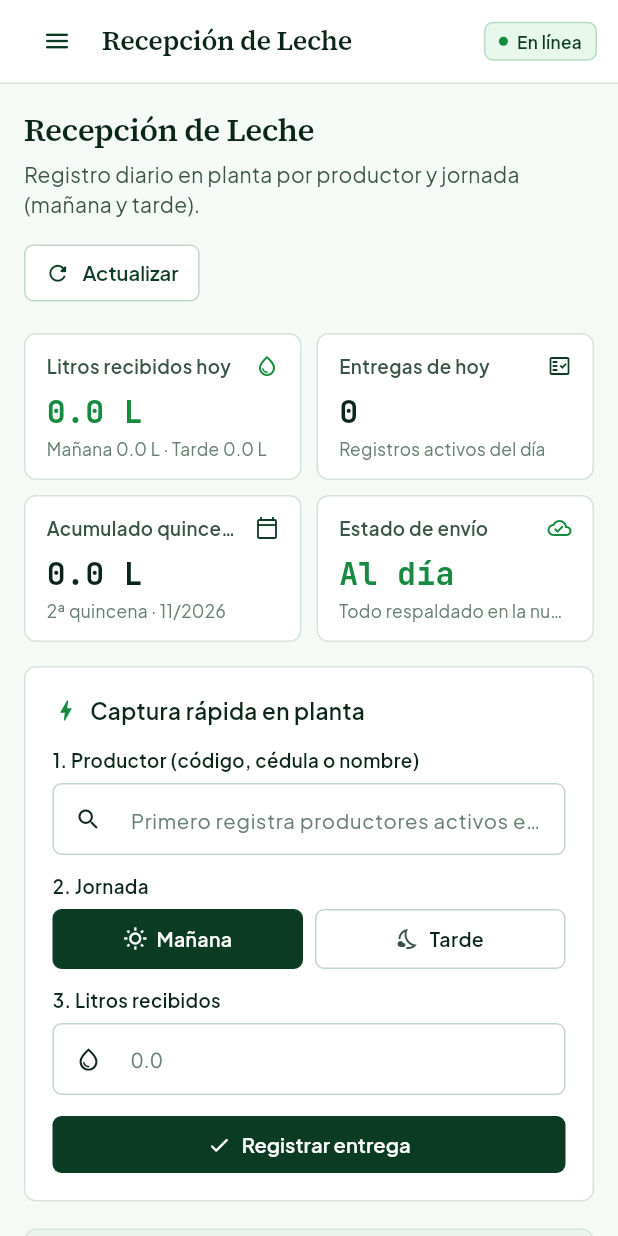
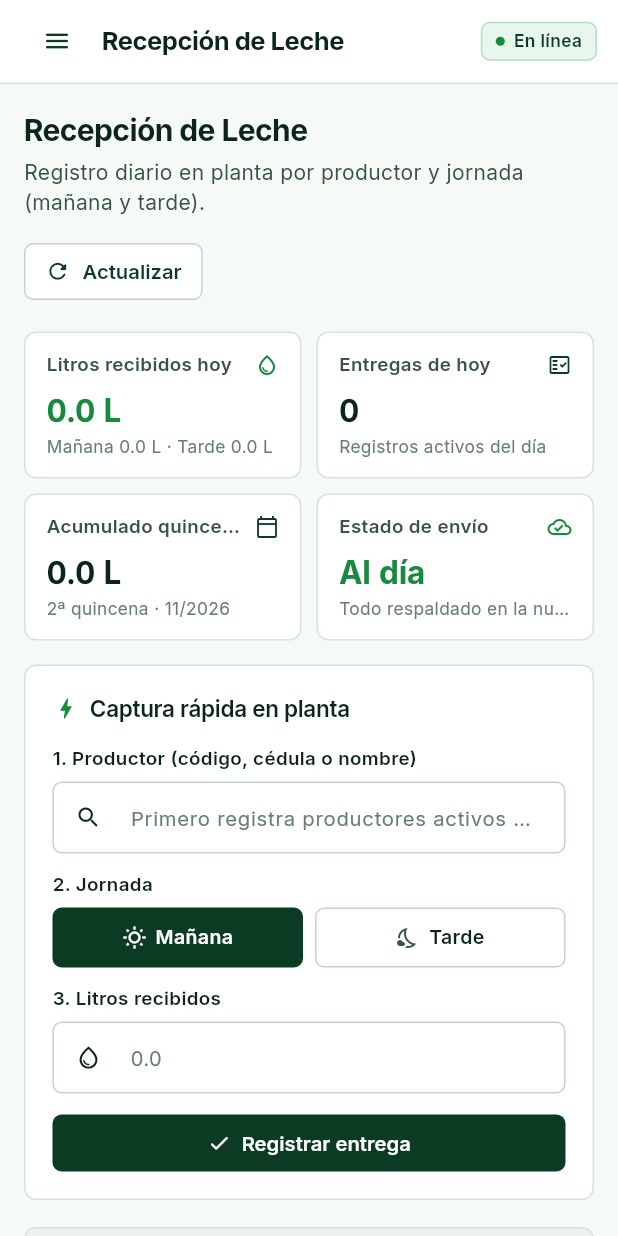
Before and after one commit to julian20murcia/PGC_ASOPROGANUCOT, a Flutter app: the AdminShellView screen opened directly, after a tap on the "menu" icon, after a tap on "Actualizar", on a phone screen of 412 x 824 dp. Run offline on Flutter 3.47's test engine with Material 3 defaults, Android fonts, the phone set to English and light mode, and no system bars; our stand-ins replace cloud_firestore, connectivity_plus, csv, firebase_auth, firebase_core, firebase_messaging and 5 more; accounts and stored records are empty.

Commit message:
Apply Inter typography across app
Replace previous JetBrains Mono, Source Serif 4, and Plus Jakarta Sans styles with Inter across the theme and main desktop, mobile, login, and loader views.

```diff
--- a/lib/core/theme/app_theme.dart
+++ b/lib/core/theme/app_theme.dart
@@ -60,23 +60,24 @@ class AppTheme {
     Color color = textPrimary,
     double? height,
   }) {
-    return GoogleFonts.jetBrainsMono(
+    return GoogleFonts.inter(
       fontSize: fontSize,
       fontWeight: fontWeight,
       color: color,
       height: height,
+      letterSpacing: -0.1,
       fontFeatures: const <FontFeature>[FontFeature.tabularFigures()],
     );
   }
 
   static TextStyle serifStyle({
     double fontSize = 22,
-    FontWeight fontWeight = FontWeight.w600,
+    FontWeight fontWeight = FontWeight.w700,
     Color color = textPrimary,
-    double letterSpacing = -0.3,
+    double letterSpacing = -0.35,
     double? height,
   }) {
-    return GoogleFonts.sourceSerif4(
+    return GoogleFonts.inter(
       fontSize: fontSize,
       fontWeight: fontWeight,
       color: color,
@@ -89,33 +90,40 @@ class AppTheme {
     bool isMobile = false,
     Color color = textPrimary,
   }) {
-    return GoogleFonts.sourceSerif4(
-      fontSize: isMobile ? 21 : 23,
-      fontWeight: FontWeight.w600,
-      letterSpacing: -0.35,
+    return GoogleFonts.inter(
+      fontSize: isMobile ? 20 : 22,
+      fontWeight: FontWeight.w700,
+      letterSpacing: -0.4,
       color: color,
     );
   }
 
   static TextStyle subtitleStyle({Color color = textPrimary}) {
-    return GoogleFonts.plusJakartaSans(
+    return GoogleFonts.inter(
       fontSize: 15,
       fontWeight: FontWeight.w600,
+      letterSpacing: -0.2,
       color: color,
     );
   }
 
   static ThemeData lightTheme() {
-    final TextTheme baseTextTheme = GoogleFonts.plusJakartaSansTextTheme().apply(
+    final String? interFamily = GoogleFonts.inter().fontFamily;
+    final TextTheme baseTextTheme = GoogleFonts.interTextTheme(
+      ThemeData.light(useMaterial3: true).textTheme,
+    ).apply(
       bodyColor: textPrimary,
       displayColor: textPrimary,
+      fontFamily: interFamily,
     );
 
     return ThemeData(
       useMaterial3: true,
       brightness: Brightness.light,
+      fontFamily: interFamily,
       scaffoldBackgroundColor: canvas,
       textTheme: baseTextTheme,
+      primaryTextTheme: baseTextTheme,
       colorScheme: const ColorScheme.light(
         primary: inkBlack,
         onPrimary: Colors.white,
@@ -149,7 +157,7 @@ class AppTheme {
           horizontal: 12,
           vertical: 11,
         ),
-        hintStyle: GoogleFonts.plusJakartaSans(
+        hintStyle: GoogleFonts.inter(
           fontSize: 13.5,
           color: textMuted,
           fontWeight: FontWeight.w400,
@@ -185,7 +193,7 @@ class AppTheme {
           shape: RoundedRectangleBorder(
             borderRadius: BorderRadius.circular(radiusControl),
           ),
-          textStyle: GoogleFonts.plusJakartaSans(
+          textStyle: GoogleFonts.inter(
             fontSize: 13.5,
             fontWeight: FontWeight.w600,
           ),
@@ -202,7 +210,7 @@ class AppTheme {
           shape: RoundedRectangleBorder(
             borderRadius: BorderRadius.circular(radiusControl),
           ),
-          textStyle: GoogleFonts.plusJakartaSans(
+          textStyle: GoogleFonts.inter(
             fontSize: 13.5,
             fontWeight: FontWeight.w600,
           ),
@@ -211,6 +219,17 @@ class AppTheme {
       dialogTheme: DialogThemeData(
         backgroundColor: surface,
         elevation: 0,
+        titleTextStyle: GoogleFonts.inter(
+          fontSize: 18,
+          fontWeight: FontWeight.w700,
+          letterSpacing: -0.3,
+          color: textPrimary,
+        ),
+        contentTextStyle: GoogleFonts.inter(
+          fontSize: 14,
+          color: textSecondary,
+          height: 1.45,
+        ),
         shape: RoundedRectangleBorder(
           borderRadius: BorderRadius.circular(10),
           side: const BorderSide(color: border, width: 1),
--- a/lib/views/desktop/admin_shell_view.dart
+++ b/lib/views/desktop/admin_shell_view.dart
@@ -334,7 +334,7 @@ class _AdminShellViewState extends State<AdminShellView> {
                                     child: Text(
                                       AppConstants.appName,
                                       maxLines: 1,
-                                      style: GoogleFonts.plusJakartaSans(
+                                      style: GoogleFonts.inter(
                                         fontSize: 12.5,
                                         fontWeight: FontWeight.w700,
                                         letterSpacing: -0.1,
@@ -597,10 +597,10 @@ class _AdminShellViewState extends State<AdminShellView> {
                     meta.label,
                     maxLines: 1,
                     overflow: TextOverflow.ellipsis,
-                    style: GoogleFonts.sourceSerif4(
-                      fontSize: 18,
-                      fontWeight: FontWeight.w600,
-                      letterSpacing: -0.25,
+                    style: GoogleFonts.inter(
+                      fontSize: 17,
+                      fontWeight: FontWeight.w700,
+                      letterSpacing: -0.3,
                       color: AppTheme.textPrimary,
                     ),
                   ),
@@ -798,11 +798,11 @@ class _SidebarGroupHeader extends StatelessWidget {
               title,
               maxLines: 1,
               overflow: TextOverflow.ellipsis,
-              style: GoogleFonts.sourceSerif4(
-                fontSize: 12,
+              style: GoogleFonts.inter(
+                fontSize: 11.5,
                 fontWeight: FontWeight.w600,
-                fontStyle: FontStyle.italic,
-                color: Colors.white.withValues(alpha: 0.82),
+                letterSpacing: 0.2,
+                color: Colors.white.withValues(alpha: 0.80),
               ),
             ),
           ),
@@ -1029,9 +1029,9 @@ class _UserInitialCircle extends StatelessWidget {
       alignment: Alignment.center,
       child: Text(
         initials,
-        style: GoogleFonts.sourceSerif4(
+        style: GoogleFonts.inter(
           fontSize: 12,
-          fontWeight: FontWeight.w600,
+          fontWeight: FontWeight.w700,
           color: Colors.white,
         ),
       ),
--- a/lib/views/shared/login_view.dart
+++ b/lib/views/shared/login_view.dart
@@ -264,11 +264,11 @@ class _LoginViewState extends State<LoginView>
                                   Text(
                                     AppConstants.appName,
                                     overflow: TextOverflow.ellipsis,
-                                    style: GoogleFonts.plusJakartaSans(
+                                    style: GoogleFonts.inter(
                                       fontSize: 14,
                                       fontWeight: FontWeight.w700,
                                       color: Colors.white,
-                                      letterSpacing: 0.3,
+                                      letterSpacing: 0.2,
                                     ),
                                   ),
                                   const Text(
@@ -348,7 +348,6 @@ class _LoginViewState extends State<LoginView>
                           animation: _line3Anim,
                           text: 'trazabilidad en campo.',
                           color: const Color(0xFF86EFAC),
-                          italic: true,
                         ),
                         const SizedBox(height: 18),
                         Container(
@@ -430,10 +429,10 @@ class _LoginViewState extends State<LoginView>
                   maxLines: 1,
                   overflow: TextOverflow.ellipsis,
                   textAlign: TextAlign.center,
-                  style: GoogleFonts.plusJakartaSans(
-                    fontSize: 22,
-                    fontWeight: FontWeight.w800,
-                    letterSpacing: 0.4,
+                  style: GoogleFonts.inter(
+                    fontSize: 21,
+                    fontWeight: FontWeight.w700,
+                    letterSpacing: 0.2,
                     color: Colors.white,
                   ),
                 ),
@@ -490,8 +489,9 @@ class _LoginViewState extends State<LoginView>
         Text(
           'Iniciar sesión',
           style: AppTheme.serifStyle(
-            fontSize: isMobile ? 25 : 29,
-            fontWeight: FontWeight.w600,
+            fontSize: isMobile ? 24 : 27,
+            fontWeight: FontWeight.w700,
+            letterSpacing: -0.5,
             color: AppTheme.textPrimary,
           ),
         ),
@@ -792,11 +792,11 @@ class _StaggeredLine extends StatelessWidget {
         text,
         maxLines: 1,
         overflow: TextOverflow.ellipsis,
-        style: GoogleFonts.sourceSerif4(
-          fontSize: 28,
-          height: 1.16,
-          letterSpacing: -0.45,
-          fontWeight: FontWeight.w500,
+        style: GoogleFonts.inter(
+          fontSize: 25,
+          height: 1.22,
+          letterSpacing: -0.5,
+          fontWeight: FontWeight.w700,
           fontStyle: italic ? FontStyle.italic : FontStyle.normal,
           color: color,
         ),
```
Also changed, not shown: lib/views/mobile/producer_shell_view.dart (+6 -4 lines), lib/views/shared/widgets/dairy_loader.dart (+4 -4 lines).
